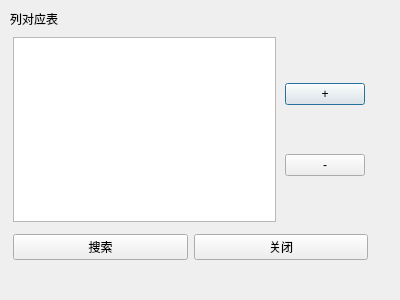
Old version of the form ui4/ReplaceItemInExcelDialog.ui in the repository ChenZebin9/python_pdm_2.
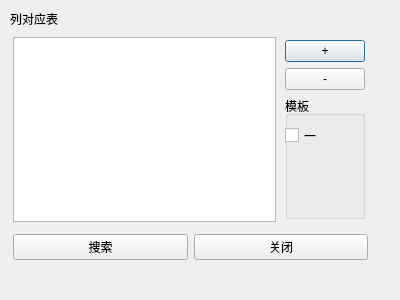
New version of the form.

Patch:
```diff
--- a/ui4/ReplaceItemInExcelDialog.ui
+++ b/ui4/ReplaceItemInExcelDialog.ui
@@ -78,6 +78,29 @@
           </property>
          </widget>
         </item>
+        <item>
+         <widget class="QGroupBox" name="groupBox">
+          <property name="layoutDirection">
+           <enum>Qt::LeftToRight</enum>
+          </property>
+          <property name="title">
+           <string>模板</string>
+          </property>
+          <widget class="QCheckBox" name="listMode1CheckButton">
+           <property name="geometry">
+            <rect>
+             <x>0</x>
+             <y>30</y>
+             <width>91</width>
+             <height>19</height>
+            </rect>
+           </property>
+           <property name="text">
+            <string>一</string>
+           </property>
+          </widget>
+         </widget>
+        </item>
        </layout>
       </item>
      </layout>
```
